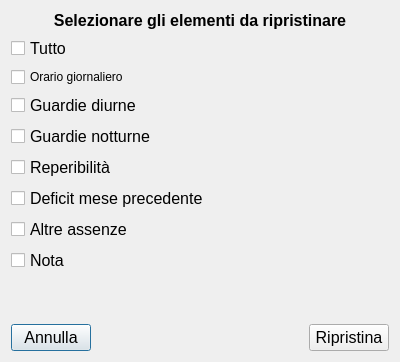
Qt form resetdialog.ui (gcala/GestioneCompetenzeMedici) before a commit.
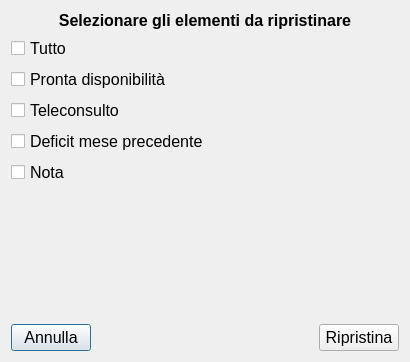
The same form after that commit. Icons and pictures are not drawn.

The edit to the form file:
```diff
--- a/resetdialog.ui
+++ b/resetdialog.ui
@@ -6,7 +6,7 @@
    <rect>
     <x>0</x>
     <y>0</y>
-    <width>400</width>
+    <width>410</width>
     <height>362</height>
    </rect>
   </property>
@@ -19,7 +19,6 @@
      <property name="font">
       <font>
        <pointsize>12</pointsize>
-       <weight>75</weight>
        <bold>true</bold>
       </font>
      </property>
@@ -43,37 +42,6 @@
      </property>
     </widget>
    </item>
-   <item>
-    <widget class="QCheckBox" name="orarioGiornoCB">
-     <property name="text">
-      <string>Orario giornaliero</string>
-     </property>
-    </widget>
-   </item>
-   <item>
-    <widget class="QCheckBox" name="gdiurneCB">
-     <property name="font">
-      <font>
-       <pointsize>12</pointsize>
-      </font>
-     </property>
-     <property name="text">
-      <string>Guardie diurne</string>
-     </property>
-    </widget>
-   </item>
-   <item>
-    <widget class="QCheckBox" name="gnotturneCB">
-     <property name="font">
-      <font>
-       <pointsize>12</pointsize>
-      </font>
-     </property>
-     <property name="text">
-      <string>Guardie notturne</string>
-     </property>
-    </widget>
-   </item>
    <item>
     <widget class="QCheckBox" name="repCB">
      <property name="font">
@@ -82,7 +50,19 @@
       </font>
      </property>
      <property name="text">
-      <string>Reperibilità</string>
+      <string>Pronta disponibilità</string>
+     </property>
+    </widget>
+   </item>
+   <item>
+    <widget class="QCheckBox" name="teleconsultoCB">
+     <property name="font">
+      <font>
+       <pointsize>12</pointsize>
+      </font>
+     </property>
+     <property name="text">
+      <string>Teleconsulto</string>
      </property>
     </widget>
    </item>
@@ -98,18 +78,6 @@
      </property>
     </widget>
    </item>
-   <item>
-    <widget class="QCheckBox" name="altreCB">
-     <property name="font">
-      <font>
-       <pointsize>12</pointsize>
-      </font>
-     </property>
-     <property name="text">
-      <string>Altre assenze</string>
-     </property>
-    </widget>
-   </item>
    <item>
     <widget class="QCheckBox" name="noteCB">
      <property name="font">
```
